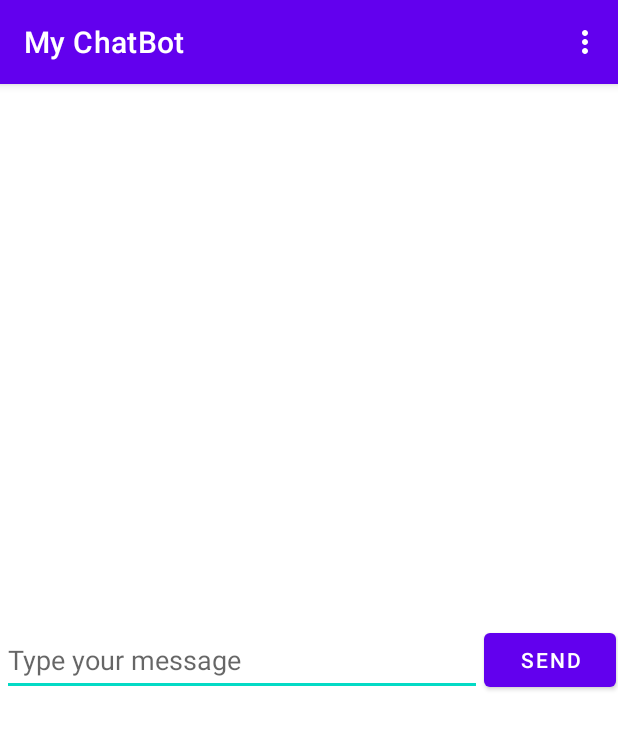
After one commit to NaqibKhusairy/My-Chat-Bot-App, an Android app: the TeachBot screen opened directly, with no data from a screen before it, on a phone screen of 412 x 824 dp. The commit adds this screen. Shown: the top 729 px of the screen. Run offline under Robolectric (Android 15) with nearby library versions, the phone set to English and light mode, and no system bars.

Commit message:
Make The Chatbot Machine Learning

```diff
--- a/app/src/main/AndroidManifest.xml
+++ b/app/src/main/AndroidManifest.xml
@@ -12,6 +12,9 @@
         android:theme="@style/Theme.MyChatBotApp"
         tools:targetApi="31">
         <activity
+            android:name=".TeachBot"
+            android:exported="false" />
+        <activity
             android:name=".MainActivity"
             android:exported="true">
             <intent-filter>
--- a/app/src/main/java/com/naqib/my_chat_bot_app/DatabaseHelper.java
+++ b/app/src/main/java/com/naqib/my_chat_bot_app/DatabaseHelper.java
@@ -22,7 +22,7 @@ public class DatabaseHelper extends SQLiteOpenHelper {
 
     @Override
     public void onCreate(SQLiteDatabase db) {
-        String createTableQuery = "CREATE TABLE " + TABLE_NAME + " ("
+        String createTableQuery = "CREATE TABLE IF NOT EXISTS " + TABLE_NAME + " ("
                 + COLUMN_QUESTION + " TEXT PRIMARY KEY, "
                 + COLUMN_RESPONSE + " TEXT)";
         db.execSQL(createTableQuery);
--- /dev/null
+++ b/app/src/main/java/com/naqib/my_chat_bot_app/TeachBot.java
@@ -0,0 +1,131 @@
+package com.naqib.my_chat_bot_app;
+
+import androidx.annotation.NonNull;
+import androidx.appcompat.app.AppCompatActivity;
+
+import android.content.Intent;
+import android.database.Cursor;
+import android.database.SQLException;
+import android.database.sqlite.SQLiteDatabase;
+import android.os.Bundle;
+import android.view.Menu;
+import android.view.MenuInflater;
+import android.view.MenuItem;
+import android.view.View;
+import android.widget.Button;
+import android.widget.EditText;
+import android.widget.TextView;
+import android.widget.Toast;
+
+public class TeachBot extends AppCompatActivity {
+    EditText questionEditText, answerEditText;
+    Button sendQuestionButton, sendAnswerButton;
+    TextView HiddenTV;
+    SQLiteDatabase mDatabase;
+    String Q, A;
+
+    @Override
+    protected void onCreate(Bundle savedInstanceState) {
+        super.onCreate(savedInstanceState);
+        setContentView(R.layout.activity_teach_bot);
+
+        mDatabase = openOrCreateDatabase("chatbot.db", MODE_PRIVATE, null);
+        String createTableQuery = "CREATE TABLE IF NOT EXISTS  chat_responses ("
+                + "question"+ " TEXT PRIMARY KEY, "
+                + "response" + " TEXT)";
+        mDatabase.execSQL(createTableQuery);
+
+        questionEditText = findViewById(R.id.userInput);
+        sendQuestionButton = findViewById(R.id.sendButton);
+        answerEditText = findViewById(R.id.userInput2);
+        sendAnswerButton = findViewById(R.id.sendButton2);
+        HiddenTV = findViewById(R.id.tv1);
+
+        answerEditText.setVisibility(View.GONE);
+        sendAnswerButton.setVisibility(View.GONE);
+        HiddenTV.setVisibility(View.GONE);
+
+        sendQuestionButton.setOnClickListener(new View.OnClickListener() {
+            @Override
+            public void onClick(View view) {
+                Q = questionEditText.getText().toString();
+                if (Q.equals("")) {
+                    questionEditText.setError("Please Enter Your Question");
+                } else {
+
+                    boolean questionExists = checkQuestionExists(Q);
+
+                    if (questionExists) {
+                        Toast.makeText(TeachBot.this, "Dah Ada", Toast.LENGTH_SHORT).show();
+                    } else {
+                        Q = Q.toUpperCase();
+                        HiddenTV.setText(Q);
+                        questionEditText.setText("");
+                        questionEditText.setVisibility(View.GONE);
+                        sendQuestionButton.setVisibility(View.GONE);
+                        answerEditText.setVisibility(View.VISIBLE);
+                        sendAnswerButton.setVisibility(View.VISIBLE);
+                    }
+                }
+            }
+
+            private boolean checkQuestionExists(String Q) {
+                String query = "SELECT * FROM chat_responses WHERE question = ?";
+                try (Cursor cursor = mDatabase.rawQuery(query, new String[]{Q})) {
+                    return cursor.getCount() > 0;
+                } catch (SQLException e) {
+                    e.printStackTrace();
+                    return false;
+                }
+            }
+        });
+
+        sendAnswerButton.setOnClickListener(new View.OnClickListener() {
+            @Override
+            public void onClick(View view) {
+                A = answerEditText.getText().toString();
+                Q = HiddenTV.getText().toString();
+                if (A.equals("")) {
+                    answerEditText.setError("Please Enter The Answer");
+                } else {
+                    questionEditText.setVisibility(View.VISIBLE);
+                    sendQuestionButton.setVisibility(View.VISIBLE);
+                    answerEditText.setText("");
+                    answerEditText.setVisibility(View.GONE);
+                    sendAnswerButton.setVisibility(View.GONE);
+                    try {
+                        String insertSQL = "INSERT INTO chat_responses (question, response) " +
+                                "VALUES (?, ?)";
+
+                        mDatabase.execSQL(insertSQL, new String[]{Q, A});
+                    } catch (Exception e) {
+                        throw new RuntimeException(e);
+                    }
+
+                }
+            }
+        });
+    }
+
+    @Override
+    public boolean onCreateOptionsMenu(Menu menu) {
+        MenuInflater inflater = getMenuInflater();
+        inflater.inflate(R.menu.menu, menu);
+        MenuItem chatMenuItem = menu.findItem(R.id.chat);
+        MenuItem teachMenuItem = menu.findItem(R.id.teach);
+        chatMenuItem.setVisible(true);
+        teachMenuItem.setVisible(false);
+        return true;
+    }
+
+    @Override
+    public boolean onOptionsItemSelected(@NonNull MenuItem item) {
+        int itemId = item.getItemId();
+        if (itemId == R.id.chat) {
+            Intent intent = new Intent(getApplicationContext(), MainActivity.class);
+            startActivity(intent);
+            return true;
+        }
+        return super.onOptionsItemSelected(item);
+    }
+}
--- /dev/null
+++ b/app/src/main/res/layout/activity_teach_bot.xml
@@ -0,0 +1,67 @@
+<?xml version="1.0" encoding="utf-8"?>
+<androidx.constraintlayout.widget.ConstraintLayout xmlns:android="http://schemas.android.com/apk/res/android"
+    xmlns:app="http://schemas.android.com/apk/res-auto"
+    xmlns:tools="http://schemas.android.com/tools"
+    android:layout_width="match_parent"
+    android:layout_height="match_parent"
+    tools:context=".TeachBot">
+
+    <EditText
+        android:id="@+id/userInput"
+        android:layout_width="320dp"
+        android:layout_height="47dp"
+        android:layout_weight="1"
+        android:autofillHints="@string/typeMessage"
+        android:hint="@string/typeMessage"
+        app:layout_constraintBottom_toBottomOf="parent"
+        app:layout_constraintEnd_toStartOf="@+id/sendButton"
+        app:layout_constraintStart_toStartOf="parent"
+        app:layout_constraintTop_toTopOf="parent"
+        tools:ignore="TextFields" />
+
+    <Button
+        android:id="@+id/sendButton"
+        android:layout_width="wrap_content"
+        android:layout_height="wrap_content"
+        android:text="@string/sendMessageBtn"
+        app:layout_constraintBottom_toBottomOf="parent"
+        app:layout_constraintEnd_toEndOf="parent"
+        app:layout_constraintStart_toEndOf="@+id/userInput"
+        app:layout_constraintTop_toTopOf="parent"
+        tools:ignore="UsingOnClickInXml" />
+
+    <EditText
+        android:id="@+id/userInput2"
+        android:layout_width="320dp"
+        android:layout_height="47dp"
+        android:layout_weight="1"
+        android:autofillHints="@string/type_the_answer"
+        android:hint="@string/type_the_answer"
+        app:layout_constraintBottom_toBottomOf="parent"
+        app:layout_constraintEnd_toStartOf="@+id/sendButton2"
+        app:layout_constraintStart_toStartOf="parent"
+        app:layout_constraintTop_toTopOf="parent"
+        tools:ignore="TextFields" />
+
+    <Button
+        android:id="@+id/sendButton2"
+        android:layout_width="wrap_content"
+        android:layout_height="wrap_content"
+        android:text="@string/sendMessageBtn"
+        app:layout_constraintBottom_toBottomOf="parent"
+        app:layout_constraintEnd_toEndOf="parent"
+        app:layout_constraintStart_toEndOf="@+id/userInput2"
+        app:layout_constraintTop_toTopOf="parent"
+        tools:ignore="UsingOnClickInXml" />
+
+    <TextView
+        android:id="@+id/tv1"
+        android:layout_width="wrap_content"
+        android:layout_height="wrap_content"
+        android:text=""
+        app:layout_constraintBottom_toTopOf="@+id/userInput"
+        app:layout_constraintEnd_toEndOf="parent"
+        app:layout_constraintStart_toStartOf="parent"
+        app:layout_constraintTop_toTopOf="parent" />
+
+</androidx.constraintlayout.widget.ConstraintLayout>
--- /dev/null
+++ b/app/src/main/res/menu/menu.xml
@@ -0,0 +1,14 @@
+<?xml version="1.0" encoding="utf-8"?>
+<menu xmlns:app="http://schemas.android.com/apk/res-auto"
+    xmlns:android="http://schemas.android.com/apk/res/android">
+    <item
+        android:id="@+id/chat"
+        android:title="@string/chatbot"
+        android:orderInCategory="101"
+        app:showAsAction="never" />
+    <item
+        android:id="@+id/teach"
+        android:title="@string/teachbot"
+        android:orderInCategory="101"
+        app:showAsAction="never" />
+</menu>
--- a/app/src/main/res/values/strings.xml
+++ b/app/src/main/res/values/strings.xml
@@ -4,4 +4,8 @@
     <string name="sendMessageBtn">Send</string>
     <string name="user">User</string>
     <string name="answer">Answer</string>
+    <string name="chatbot">Chat With Bot</string>
+    <string name="teachbot">Teach The Bot</string>
+    <string name="teachignbot">Teach The Bot</string>
+    <string name="type_the_answer">Type The Answer</string>
 </resources>
```
Also changed, not shown: app/src/main/java/com/naqib/my_chat_bot_app/MainActivity.java (+29 -2 lines).
